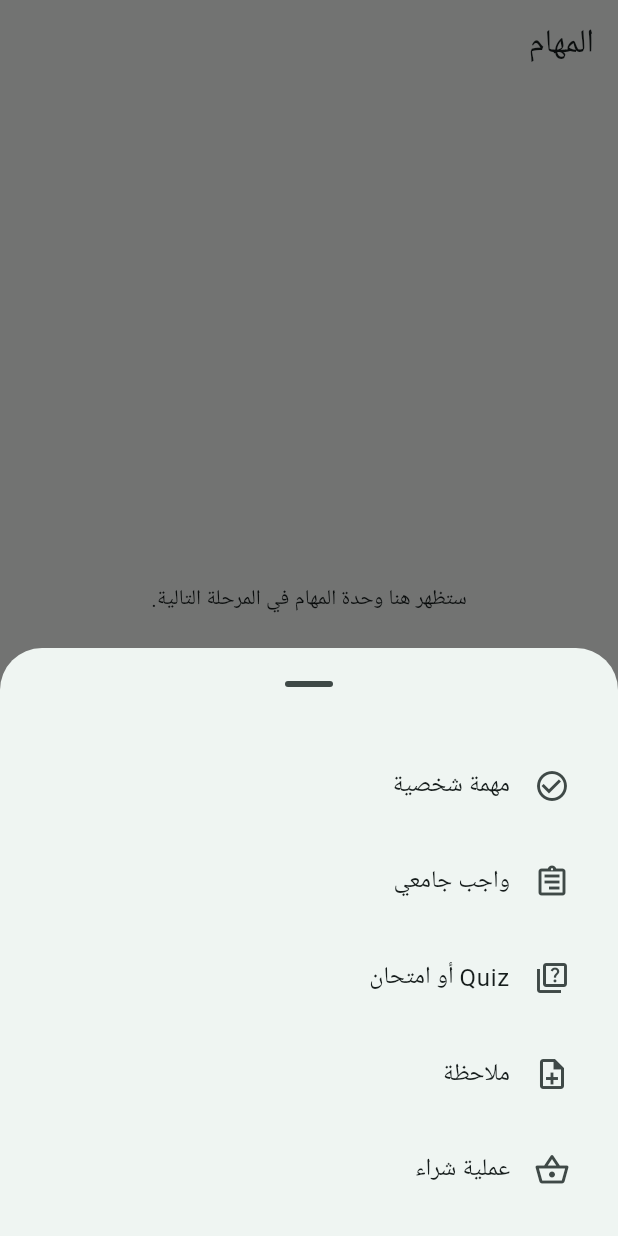
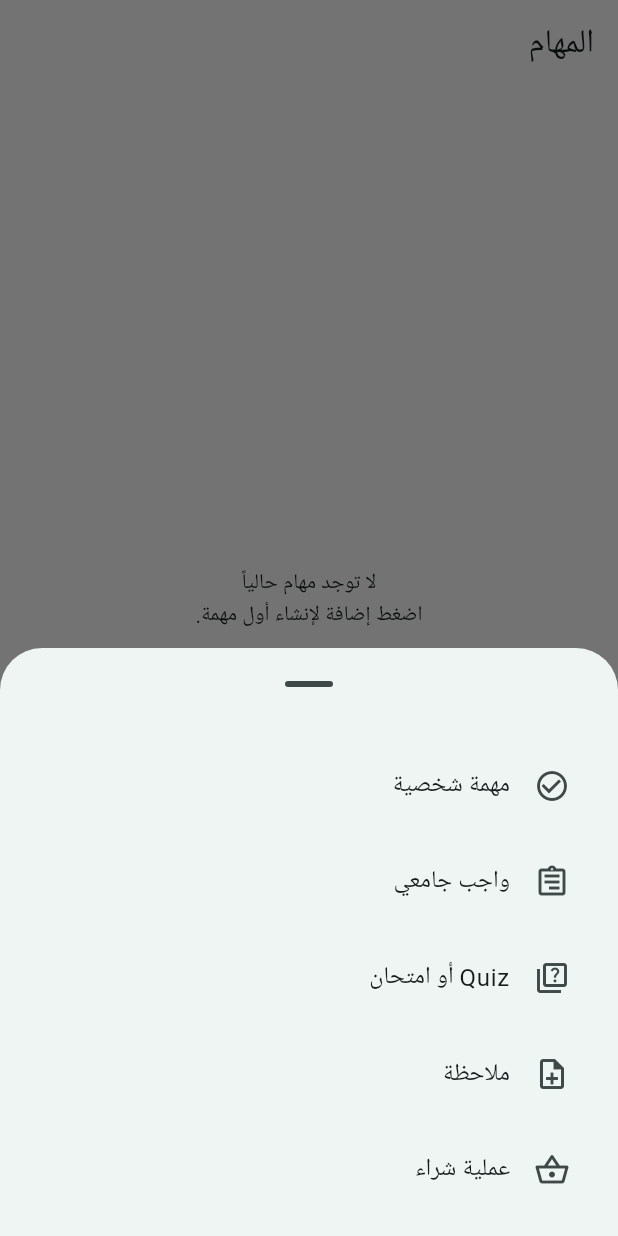
Before and after one commit to NashatShamsadyn7/My-Task, a Flutter app: the screen it shows after launch, item 3 of the bottom bar chosen, after a tap on "إضافة", on a phone screen of 412 x 824 dp. Run offline on Flutter 3.47's test engine with Material 3 defaults, Android fonts, the phone set to English and light mode, and no system bars; our stand-ins replace shared_preferences.

Commit message:
feat: persist personal tasks locally

```diff
--- a/lib/core/services/app_state.dart
+++ b/lib/core/services/app_state.dart
@@ -1,13 +1,34 @@
 import 'package:flutter/foundation.dart';
+import '../../features/tasks/data/personal_task_repository.dart';
+import '../../features/tasks/domain/personal_task.dart';
 
 class AppState extends ChangeNotifier {
+  AppState(this._taskRepository);
+  final PersonalTaskRepository _taskRepository;
   int _selectedTab = 0;
+  List<PersonalTask> _tasks = [];
 
   int get selectedTab => _selectedTab;
+  List<PersonalTask> get tasks => List.unmodifiable(_tasks);
 
   void selectTab(int index) {
     if (_selectedTab == index) return;
     _selectedTab = index;
     notifyListeners();
   }
+
+  Future<void> restore() async {
+    _tasks = await _taskRepository.load();
+    notifyListeners();
+  }
+
+  Future<void> addTask(String title) async {
+    final task = PersonalTask(
+        id: DateTime.now().microsecondsSinceEpoch.toString(),
+        title: title.trim(),
+        createdAt: DateTime.now());
+    _tasks = [..._tasks, task];
+    notifyListeners();
+    await _taskRepository.save(_tasks);
+  }
 }
--- a/lib/features/home/presentation/home_screen.dart
+++ b/lib/features/home/presentation/home_screen.dart
@@ -44,30 +44,60 @@ class HomeScreen extends StatelessWidget {
     showModalBottomSheet<void>(
       context: context,
       showDragHandle: true,
-      builder: (context) => const SafeArea(
+      builder: (context) => SafeArea(
         child: Padding(
-          padding: EdgeInsets.all(16),
+          padding: const EdgeInsets.all(16),
           child: Wrap(
             runSpacing: 8,
             children: [
               ListTile(
-                  leading: Icon(Icons.check_circle_outline),
-                  title: Text('مهمة شخصية')),
-              ListTile(
+                  leading: const Icon(Icons.check_circle_outline),
+                  title: const Text('مهمة شخصية'),
+                  onTap: () {
+                    Navigator.pop(context);
+                    _showTaskForm(context);
+                  }),
+              const ListTile(
                   leading: Icon(Icons.assignment_outlined),
                   title: Text('واجب جامعي')),
-              ListTile(
+              const ListTile(
                   leading: Icon(Icons.quiz_outlined),
                   title: Text('Quiz أو امتحان')),
-              ListTile(
+              const ListTile(
                   leading: Icon(Icons.note_add_outlined),
                   title: Text('ملاحظة')),
-              ListTile(
+              const ListTile(
                   leading: Icon(Icons.shopping_basket_outlined),
                   title: Text('عملية شراء')),
             ],
           ),
         ),
+      ),
+    );
+  }
+
+  void _showTaskForm(BuildContext context) {
+    var title = '';
+    showDialog<void>(
+      context: context,
+      builder: (dialogContext) => AlertDialog(
+        title: const Text('مهمة شخصية جديدة'),
+        content: TextField(
+            autofocus: true,
+            onChanged: (value) => title = value,
+            decoration: const InputDecoration(hintText: 'اكتب المهمة')),
+        actions: [
+          TextButton(
+              onPressed: () => Navigator.pop(dialogContext),
+              child: const Text('إلغاء')),
+          FilledButton(
+              onPressed: () async {
+                if (title.trim().isEmpty) return;
+                await context.read<AppState>().addTask(title);
+                if (dialogContext.mounted) Navigator.pop(dialogContext);
+              },
+              child: const Text('حفظ')),
+        ],
       ),
     );
   }
@@ -79,6 +109,7 @@ class _TabContent extends StatelessWidget {
 
   @override
   Widget build(BuildContext context) {
+    if (index == 2) return const _TasksTab();
     if (index != 0) {
       return Center(
           child: Text(
@@ -120,6 +151,29 @@ class _TabContent extends StatelessWidget {
   }
 }
 
+class _TasksTab extends StatelessWidget {
+  const _TasksTab();
+  @override
+  Widget build(BuildContext context) {
+    final tasks = context.watch<AppState>().tasks;
+    if (tasks.isEmpty) {
+      return const Center(
+          child: Text('لا توجد مهام حالياً\nاضغط إضافة لإنشاء أول مهمة.',
+              textAlign: TextAlign.center));
+    }
+    return ListView.separated(
+      padding: const EdgeInsets.all(20),
+      itemCount: tasks.length,
+      separatorBuilder: (_, __) => const SizedBox(height: 8),
+      itemBuilder: (_, index) => AppCard(
+          child: ListTile(
+              leading: const Icon(Icons.radio_button_unchecked),
+              title: Text(tasks[index].title),
+              subtitle: const Text('مهمة شخصية'))),
+    );
+  }
+}
+
 class _Balance extends StatelessWidget {
   const _Balance({required this.label, required this.value});
   final String label;
--- /dev/null
+++ b/lib/features/tasks/data/personal_task_repository.dart
@@ -0,0 +1,62 @@
+import 'dart:convert';
+
+import '../../../core/services/local_key_value_store.dart';
+import '../domain/personal_task.dart';
+
+abstract interface class PersonalTaskRepository {
+  Future<List<PersonalTask>> load();
+  Future<void> save(List<PersonalTask> tasks);
+}
+
+class LocalPersonalTaskRepository implements PersonalTaskRepository {
+  LocalPersonalTaskRepository(this._store);
+  static const _key = 'personal_tasks_v1';
+  final LocalKeyValueStore _store;
+
+  @override
+  Future<List<PersonalTask>> load() async {
+    final raw = await _store.read(_key);
+    if (raw == null || raw.isEmpty) return [];
+    return (jsonDecode(raw) as List<dynamic>)
+        .cast<Map<String, dynamic>>()
+        .map(PersonalTaskJson.fromJson)
+        .toList();
+  }
+
+  @override
+  Future<void> save(List<PersonalTask> tasks) => _store.write(
+      _key, jsonEncode(tasks.map(PersonalTaskJson.toJson).toList()));
+}
+
+abstract final class PersonalTaskJson {
+  static Map<String, dynamic> toJson(PersonalTask task) => {
+        'id': task.id,
+        'title': task.title,
+        'createdAt': task.createdAt.toIso8601String(),
+        'description': task.description,
+        'category': task.category.name,
+        'priority': task.priority.name,
+        'startDate': task.startDate?.toIso8601String(),
+        'deadline': task.deadline?.toIso8601String(),
+        'reminderAt': task.reminderAt?.toIso8601String(),
+        'status': task.status.name,
+      };
+
+  static PersonalTask fromJson(Map<String, dynamic> json) => PersonalTask(
+        id: json['id'] as String,
+        title: json['title'] as String,
+        createdAt: DateTime.parse(json['createdAt'] as String),
+        description: json['description'] as String?,
+        category:
+            PersonalTaskCategory.values.byName(json['category'] as String),
+        priority:
+            PersonalTaskPriority.values.byName(json['priority'] as String),
+        startDate: _date(json['startDate']),
+        deadline: _date(json['deadline']),
+        reminderAt: _date(json['reminderAt']),
+        status: PersonalTaskStatus.values.byName(json['status'] as String),
+      );
+
+  static DateTime? _date(Object? value) =>
+      value == null ? null : DateTime.parse(value as String);
+}
--- a/lib/main.dart
+++ b/lib/main.dart
@@ -3,21 +3,30 @@ import 'package:flutter_localizations/flutter_localizations.dart';
 import 'package:provider/provider.dart';
 
 import 'core/services/app_state.dart';
+import 'core/services/local_key_value_store.dart';
+import 'features/tasks/data/personal_task_repository.dart';
 import 'core/theme/app_theme.dart';
 import 'features/home/presentation/home_screen.dart';
 
-void main() {
+Future<void> main() async {
   WidgetsFlutterBinding.ensureInitialized();
-  runApp(const TalibAlJamiaApp());
+  final state =
+      AppState(LocalPersonalTaskRepository(SharedPreferencesStore.create()));
+  await state.restore();
+  runApp(TalibAlJamiaApp(state: state));
 }
 
 class TalibAlJamiaApp extends StatelessWidget {
-  const TalibAlJamiaApp({super.key});
+  TalibAlJamiaApp({AppState? state, super.key})
+      : state = state ??
+            AppState(
+                LocalPersonalTaskRepository(SharedPreferencesStore.create()));
+  final AppState state;
 
   @override
   Widget build(BuildContext context) {
-    return ChangeNotifierProvider(
-      create: (_) => AppState(),
+    return ChangeNotifierProvider.value(
+      value: state,
       child: MaterialApp(
         debugShowCheckedModeBanner: false,
         title: 'طالب الجامعة',
```
Also changed, not shown: 2 other files.
